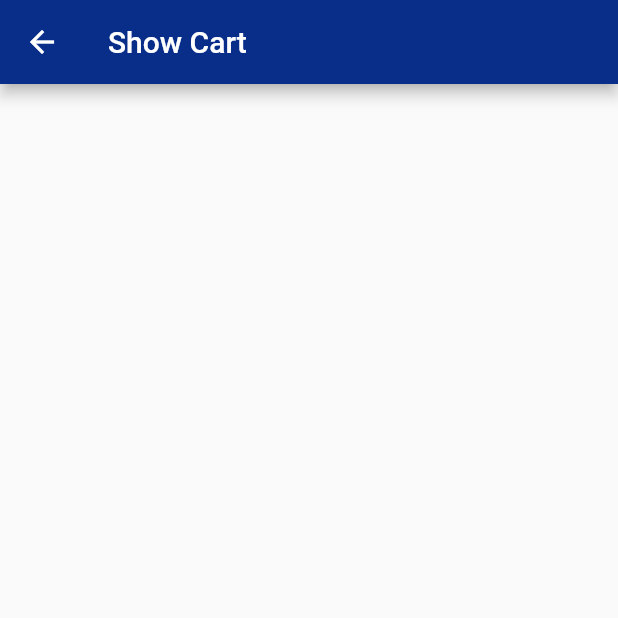
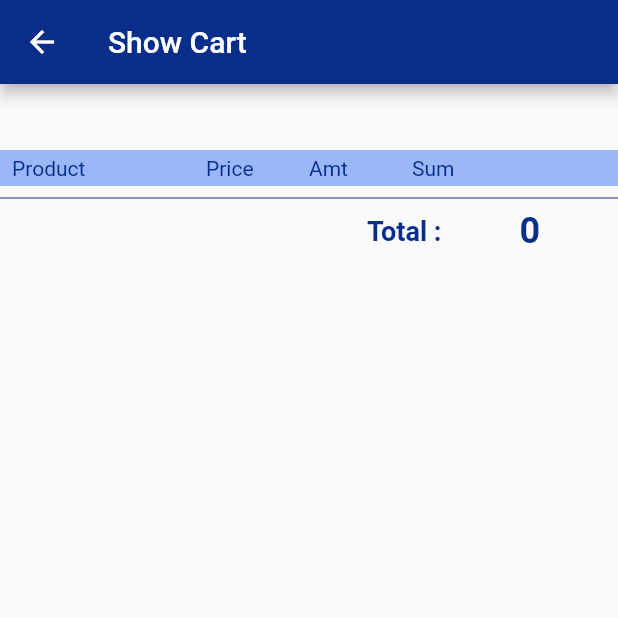
Before and after one commit to ShoteWath/ShoppingMall, a Flutter app: the BuyerService screen opened by its route, after a tap on the "shopping cart" icon, on a phone screen of 412 x 824 dp, the top half of it. Run offline on Flutter 3.47's test engine with Material 2 defaults, Android fonts, the phone set to English and light mode, and no system bars; our stand-ins replace cached_network_image, dio, geolocator, google_maps_flutter, image_picker, shared_preferences and 1 more; accounts and stored records are empty; network calls fail.

Commit message:
update 16 Oct

```diff
--- a/lib/states/show_cart.dart
+++ b/lib/states/show_cart.dart
@@ -1,7 +1,12 @@
+import 'dart:convert';
+import 'package:dio/dio.dart';
 import 'package:flutter/material.dart';
 import 'package:shoppingmall/models/sqlite_model.dart';
+import 'package:shoppingmall/models/user_model.dart';
+import 'package:shoppingmall/utility/my_constant.dart';
 import 'package:shoppingmall/utility/sqlite_helper.dart';
 import 'package:shoppingmall/widgets/show_progress.dart';
+import 'package:shoppingmall/widgets/show_title.dart';
 
 class ShowCart extends StatefulWidget {
   const ShowCart({Key? key}) : super(key: key);
@@ -13,6 +18,8 @@ class ShowCart extends StatefulWidget {
 class _ShowCartState extends State<ShowCart> {
   List<SQLiteModel> sqliteModels = [];
   bool load = true;
+  UserModel? userModel;
+  int? total;
 
   @override
   void initState() {
@@ -23,11 +30,37 @@ class _ShowCartState extends State<ShowCart> {
 
   Future<Null> processReadSQLite() async {
     await SQLiteHelper().readSQList().then((value) {
-      print('### value on processReadSQLite ==>>$value');
+      // print('### value on processReadSQLite ==>>$value');
       setState(() {
         load = false;
         sqliteModels = value;
+        findDetailSeller();
+        calculateTotal();
       });
+    });
+  }
+
+  void calculateTotal() async {
+    total = 0;
+    for (var item in sqliteModels) {
+      int sumInt = int.parse(item.sum.trim());
+      setState(() {
+        total = total! + sumInt;
+      });
+    }
+  }
+
+  Future<void> findDetailSeller() async {
+    String idSeller = sqliteModels[0].idSeller;
+    print('### idSeller ==>>$idSeller');
+    String apiGetUserWhereId =
+        '${MyConstant.domain}/shoppingmall/getUserWhereId.php?isAdd=true&id=$idSeller';
+    await Dio().get(apiGetUserWhereId).then((value) {
+      for (var item in json.decode(value.data)) {
+        setState(() {
+          userModel = UserModel.fromMap(item);
+        });
+      }
     });
   }
 
@@ -39,10 +72,157 @@ class _ShowCartState extends State<ShowCart> {
       ),
       body: load
           ? ShowProgress()
-          : ListView.builder(
-              itemCount: sqliteModels.length,
-              itemBuilder: (context, index) => Text(sqliteModels[index].name),
+          : SingleChildScrollView(
+              child: Column(
+                crossAxisAlignment: CrossAxisAlignment.start,
+                children: [
+                  showSeller(),
+                  buildHead(),
+                  listProduct(),
+                  Divider(
+                    color: MyConstant.dark,
+                  ),
+                  Row(
+                    children: [
+                      Expanded(
+                        flex: 5,
+                        child: Row(
+                          mainAxisAlignment: MainAxisAlignment.end,
+                          children: [
+                            ShowTitle(
+                              title: 'Total :',
+                              textStyle: MyConstant().h2Style(),
+                            ),
+                          ],
+                        ),
+                      ),
+                      Expanded(
+                        flex: 2,
+                        child: Row(
+                          mainAxisAlignment: MainAxisAlignment.center,
+                          children: [
+                            ShowTitle(
+                              title: total == null ? '' : total.toString(),
+                              textStyle: MyConstant().h1Style(),
+                            ),
+                          ],
+                        ),
+                      ),
+                    ],
+                  )
+                ],
+              ),
             ),
     );
   }
+
+  ListView listProduct() {
+    return ListView.builder(
+      shrinkWrap: true,
+      physics: ScrollPhysics(),
+      itemCount: sqliteModels.length,
+      itemBuilder: (context, index) => Row(
+        children: [
+          Expanded(
+            flex: 2,
+            child: Padding(
+              padding: const EdgeInsets.only(left: 8),
+              child: ShowTitle(
+                title: sqliteModels[index].name,
+                textStyle: MyConstant().h3Style(),
+              ),
+            ),
+          ),
+          Expanded(
+            flex: 1,
+            child: ShowTitle(
+              title: sqliteModels[index].price,
+              textStyle: MyConstant().h3Style(),
+            ),
+          ),
+          Expanded(
+            flex: 1,
+            child: ShowTitle(
+              title: sqliteModels[index].amount,
+              textStyle: MyConstant().h3Style(),
+            ),
+          ),
+          Expanded(
+            flex: 1,
+            child: ShowTitle(
+              title: sqliteModels[index].sum,
+              textStyle: MyConstant().h3Style(),
+            ),
+          ),
+          Expanded(
+            flex: 1,
+            child: IconButton(
+                onPressed: () {},
+                icon: Icon(
+                  Icons.delete_forever_outlined,
+                  color: Colors.red.shade700,
+                )),
+          ),
+        ],
+      ),
+    );
+  }
+
+  Container buildHead() {
+    return Container(
+      decoration: BoxDecoration(color: MyConstant.light),
+      child: Padding(
+        padding: const EdgeInsets.symmetric(vertical: 4),
+        child: Row(
+          children: [
+            Expanded(
+              flex: 2,
+              child: Padding(
+                padding: const EdgeInsets.only(left: 8),
+                child: ShowTitle(
+                  title: 'Product',
+                  textStyle: MyConstant().h3Style(),
+                ),
+              ),
+            ),
+            Expanded(
+              flex: 1,
+              child: ShowTitle(
+                title: 'Price',
+                textStyle: MyConstant().h3Style(),
+              ),
+            ),
+            Expanded(
+              flex: 1,
+              child: ShowTitle(
+                title: 'Amt',
+                textStyle: MyConstant().h3Style(),
+              ),
+            ),
+            Expanded(
+              flex: 1,
+              child: ShowTitle(
+                title: 'Sum',
+                textStyle: MyConstant().h3Style(),
+              ),
+            ),
+            Expanded(
+              flex: 1,
+              child: SizedBox(),
+            ),
+          ],
+        ),
+      ),
+    );
+  }
+
+  Padding showSeller() {
+    return Padding(
+      padding: const EdgeInsets.all(8.0),
+      child: ShowTitle(
+        title: userModel == null ? '' : userModel!.name,
+        textStyle: MyConstant().h1Style(),
+      ),
+    );
+  }
 }
--- a/lib/utility/my_constant.dart
+++ b/lib/utility/my_constant.dart
@@ -3,7 +3,7 @@ import 'package:flutter/material.dart';
 class MyConstant {
   // Genernal
   static String appName = 'Shopping Mall';
-  static String domain = 'https://093b-182-232-131-251.ngrok.io';
+  static String domain = 'https://0d8b-49-230-133-31.ngrok.io';
   // Route
   static String routeAuthen = '/authen';
   static String routeCreateAccount = '/createAccount';
```
